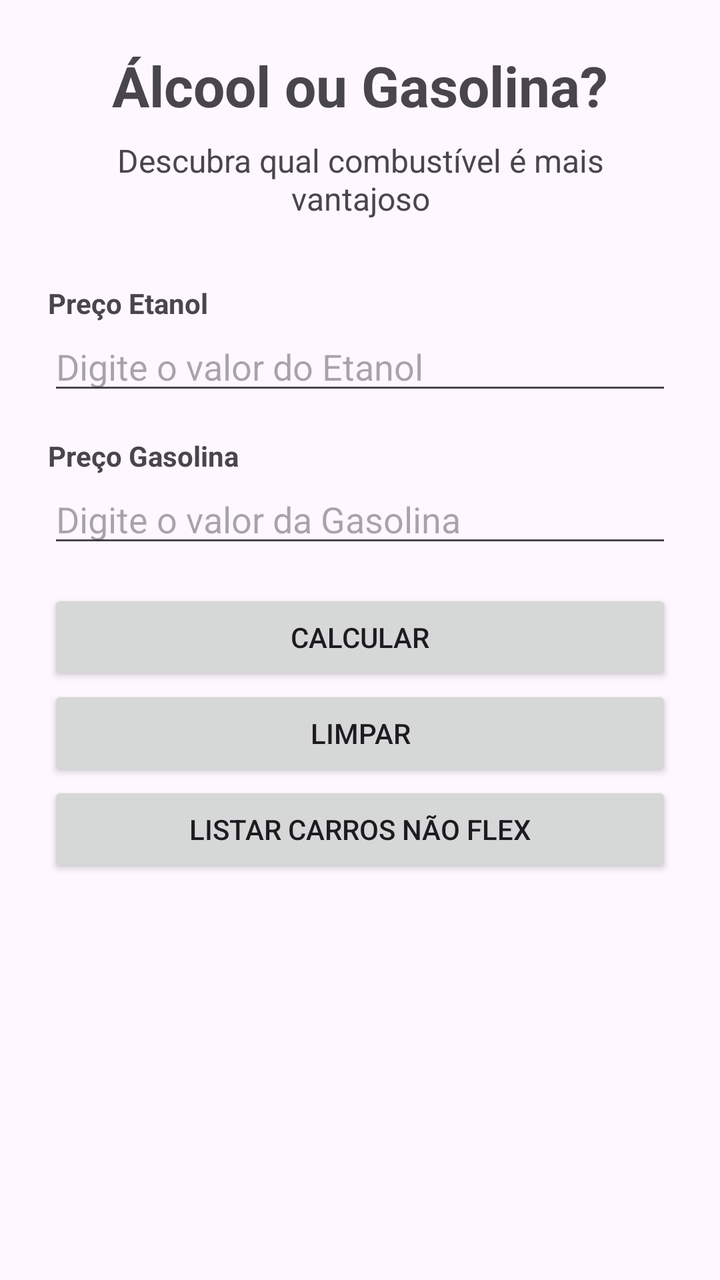
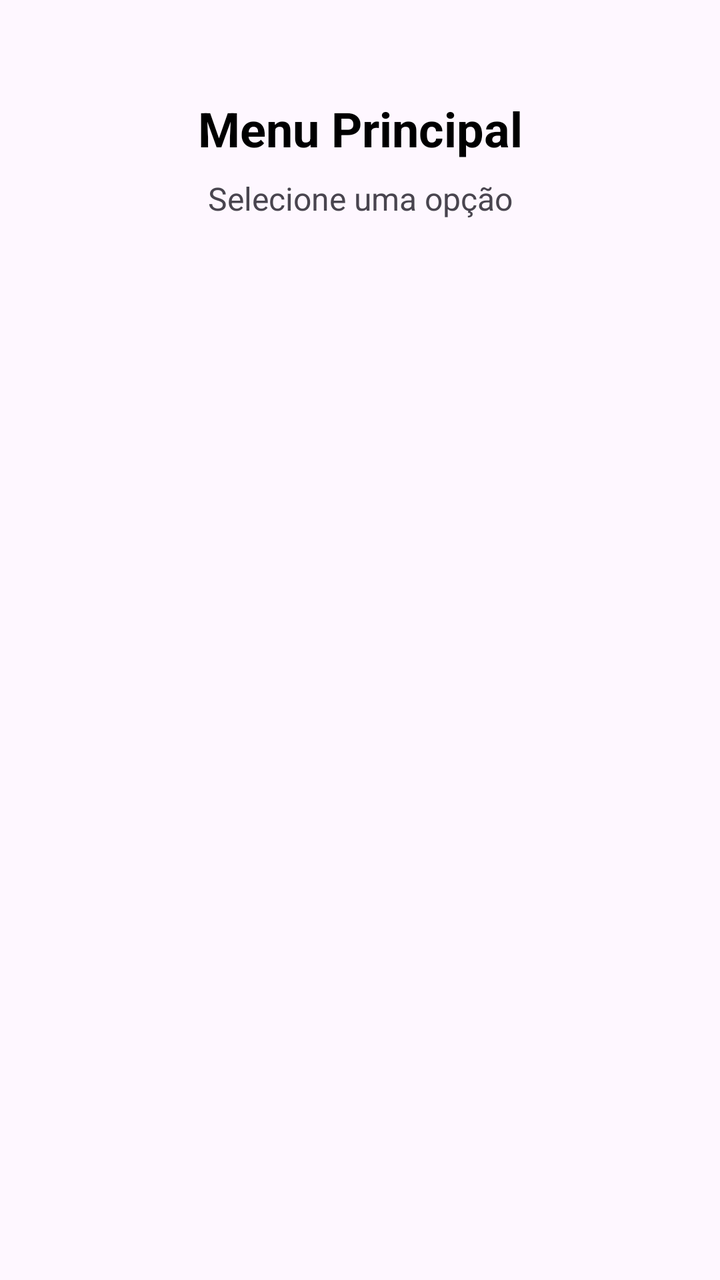

The first picture is an Android layout as it rendered before a commit; the second is the same layout after the commit. The layout source and the unified diff follow.
<!-- AndroidManifest.xml: application theme Theme.Gas -->
<!-- res/layout/activity_main.xml -->
<?xml version="1.0" encoding="utf-8"?>
<ScrollView xmlns:android="http://schemas.android.com/apk/res/android"
    android:layout_width="match_parent"
    android:layout_height="match_parent">

    <LinearLayout
        android:id="@+id/main"
        android:orientation="vertical"
        android:layout_width="match_parent"
        android:layout_height="wrap_content"
        android:padding="24dp">

        <TextView
            android:id="@+id/txtTitulo"
            android:text="Álcool ou Gasolina?"
            android:textSize="28sp"
            android:layout_marginBottom="8dp"
            android:textStyle="bold"
            android:gravity="center"
            android:layout_width="match_parent"
            android:layout_height="wrap_content"/>

        <TextView
            android:id="@+id/txtSubTitulo"
            android:text="Descubra qual combustível é mais vantajoso"
            android:textSize="16sp"
            android:layout_marginBottom="32dp"
            android:gravity="center"
            android:layout_width="match_parent"
            android:layout_height="wrap_content"/>

        <TextView
            android:text="Preço Etanol"
            android:textStyle="bold"
            android:layout_width="wrap_content"
            android:layout_height="wrap_content"/>

        <EditText
            android:id="@+id/edtEtanol"
            android:layout_width="match_parent"
            android:layout_height="wrap_content"
            android:hint="Digite o valor do Etanol"
            android:inputType="numberDecimal"
            android:layout_marginBottom="16dp"/>

        <TextView
            android:text="Preço Gasolina"
            android:textStyle="bold"
            android:layout_width="wrap_content"
            android:layout_height="wrap_content"/>

        <EditText
            android:id="@+id/edtGasolina"
            android:layout_width="match_parent"
            android:layout_height="wrap_content"
            android:hint="Digite o valor da Gasolina"
            android:inputType="numberDecimal"
            android:layout_marginBottom="16dp"/>

        <Button
            android:id="@+id/btnCalcular"
            android:text="Calcular"
            android:layout_width="match_parent"
            android:layout_height="wrap_content"/>

        <Button
            android:id="@+id/btnLimpar"
            android:text="Limpar"
            android:layout_width="match_parent"
            android:layout_height="wrap_content"/>

        <Button
            android:id="@+id/btnListar"
            android:text="Listar Carros não Flex"
            android:layout_width="match_parent"
            android:layout_height="wrap_content"/>

        <TextView
            android:id="@+id/txtResultado"
            android:text=""
            android:textSize="20sp"
            android:textStyle="bold"
            android:gravity="center"
            android:layout_marginTop="32dp"
            android:layout_width="match_parent"
            android:layout_height="wrap_content"/>
    </LinearLayout>
</ScrollView>
<!-- resources referenced by this layout -->
<resources>
  <style name="Theme.Gas" parent="Base.Theme.Gas" />
  <style name="Base.Theme.Gas" parent="Theme.Material3.DayNight.NoActionBar">
          
          
      </style>
</resources>

<!-- the commit's change to res/layout/activity_main.xml (unified diff, before → after) -->
@@ -1,88 +1,48 @@
 <?xml version="1.0" encoding="utf-8"?>
-<ScrollView xmlns:android="http://schemas.android.com/apk/res/android"
+<androidx.constraintlayout.widget.ConstraintLayout
+    xmlns:android="http://schemas.android.com/apk/res/android"
+    xmlns:app="http://schemas.android.com/apk/res-auto"
+    xmlns:tools="http://schemas.android.com/tools"
     android:layout_width="match_parent"
-    android:layout_height="match_parent">
+    android:layout_height="match_parent"
+    tools:context=".MainActivity">
 
-    <LinearLayout
-        android:id="@+id/main"
-        android:orientation="vertical"
-        android:layout_width="match_parent"
+    <TextView
+        android:id="@+id/tvTitle"
+        android:layout_width="wrap_content"
         android:layout_height="wrap_content"
-        android:padding="24dp">
+        android:layout_marginTop="48dp"
+        android:text="@string/menu_title"
+        android:textColor="@android:color/black"
+        android:textSize="24sp"
+        android:textStyle="bold"
+        app:layout_constraintEnd_toEndOf="parent"
+        app:layout_constraintStart_toStartOf="parent"
+        app:layout_constraintTop_toTopOf="parent" />
 
-        <TextView
-            android:id="@+id/txtTitulo"
-            android:text="Álcool ou Gasolina?"
-            android:textSize="28sp"
-            android:layout_marginBottom="8dp"
-            android:textStyle="bold"
-            android:gravity="center"
-            android:layout_width="match_parent"
-            android:layout_height="wrap_content"/>
+    <TextView
+        android:id="@+id/tvSubtitle"
+        android:layout_width="wrap_content"
+        android:layout_height="wrap_content"
+        android:layout_marginTop="8dp"
+        android:text="@string/menu_subtitle"
+        android:textSize="16sp"
+        app:layout_constraintEnd_toEndOf="parent"
+        app:layout_constraintStart_toStartOf="parent"
+        app:layout_constraintTop_toBottomOf="@id/tvTitle" />
 
-        <TextView
-            android:id="@+id/txtSubTitulo"
-            android:text="Descubra qual combustível é mais vantajoso"
-            android:textSize="16sp"
-            android:layout_marginBottom="32dp"
-            android:gravity="center"
-            android:layout_width="match_parent"
-            android:layout_height="wrap_content"/>
+    <GridView
+        android:id="@+id/gridView"
+        android:layout_width="0dp"
+        android:layout_height="wrap_content"
+        android:layout_margin="16dp"
+        android:horizontalSpacing="16dp"
+        android:numColumns="2"
+        android:stretchMode="columnWidth"
+        android:verticalSpacing="16dp"
+        app:layout_constraintBottom_toBottomOf="parent"
+        app:layout_constraintEnd_toEndOf="parent"
+        app:layout_constraintStart_toStartOf="parent"
+        app:layout_constraintTop_toBottomOf="@id/tvSubtitle" />
 
-        <TextView
-            android:text="Preço Etanol"
-            android:textStyle="bold"
-            android:layout_width="wrap_content"
-            android:layout_height="wrap_content"/>
-
-        <EditText
-            android:id="@+id/edtEtanol"
-            android:layout_width="match_parent"
-            android:layout_height="wrap_content"
-            android:hint="Digite o valor do Etanol"
-            android:inputType="numberDecimal"
-            android:layout_marginBottom="16dp"/>
-
-        <TextView
-            android:text="Preço Gasolina"
-            android:textStyle="bold"
-            android:layout_width="wrap_content"
-            android:layout_height="wrap_content"/>
-
-        <EditText
-            android:id="@+id/edtGasolina"
-            android:layout_width="match_parent"
-            android:layout_height="wrap_content"
-            android:hint="Digite o valor da Gasolina"
-            android:inputType="numberDecimal"
-            android:layout_marginBottom="16dp"/>
-
-        <Button
-            android:id="@+id/btnCalcular"
-            android:text="Calcular"
-            android:layout_width="match_parent"
-            android:layout_height="wrap_content"/>
-
-        <Button
-            android:id="@+id/btnLimpar"
-            android:text="Limpar"
-            android:layout_width="match_parent"
-            android:layout_height="wrap_content"/>
-
-        <Button
-            android:id="@+id/btnListar"
-            android:text="Listar Carros não Flex"
-            android:layout_width="match_parent"
-            android:layout_height="wrap_content"/>
-
-        <TextView
-            android:id="@+id/txtResultado"
-            android:text=""
-            android:textSize="20sp"
-            android:textStyle="bold"
-            android:gravity="center"
-            android:layout_marginTop="32dp"
-            android:layout_width="match_parent"
-            android:layout_height="wrap_content"/>
-    </LinearLayout>
-</ScrollView>
+</androidx.constraintlayout.widget.ConstraintLayout>
<!-- resource entries referenced after the edit -->
@@ -1,5 +1,7 @@
 <!-- resources referenced by this layout -->
 <resources>
+  <string name="menu_subtitle">Selecione uma opção</string>
+  <string name="menu_title">Menu Principal</string>
   <style name="Theme.Gas" parent="Base.Theme.Gas" />
   <style name="Base.Theme.Gas" parent="Theme.Material3.DayNight.NoActionBar">
           
